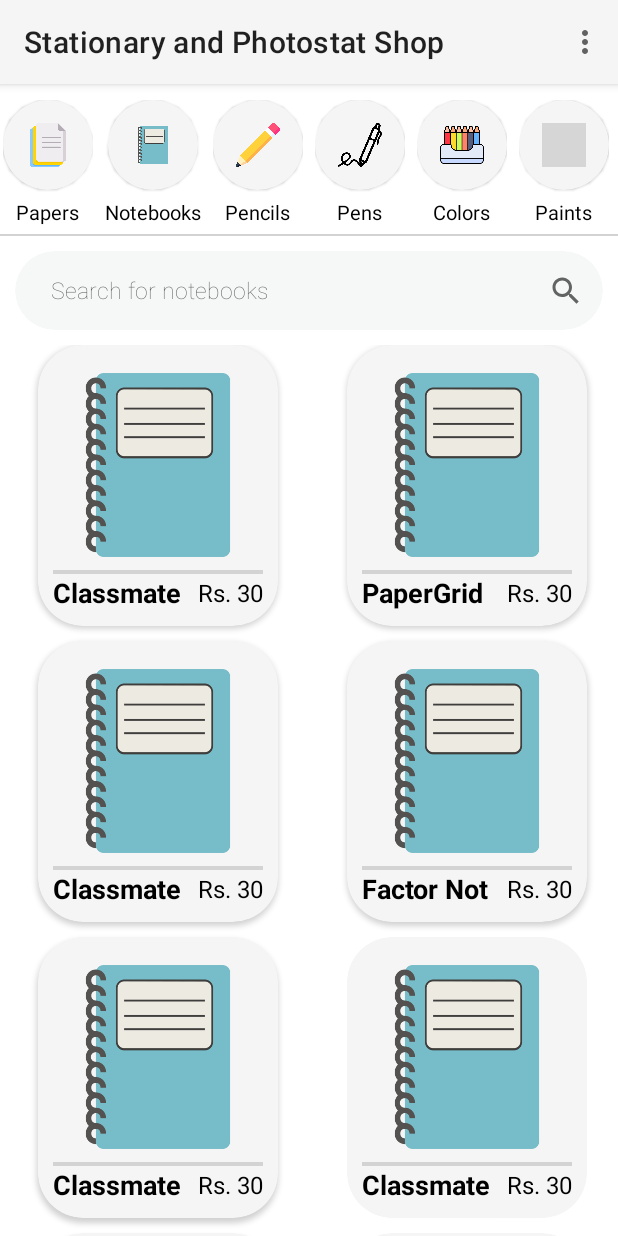
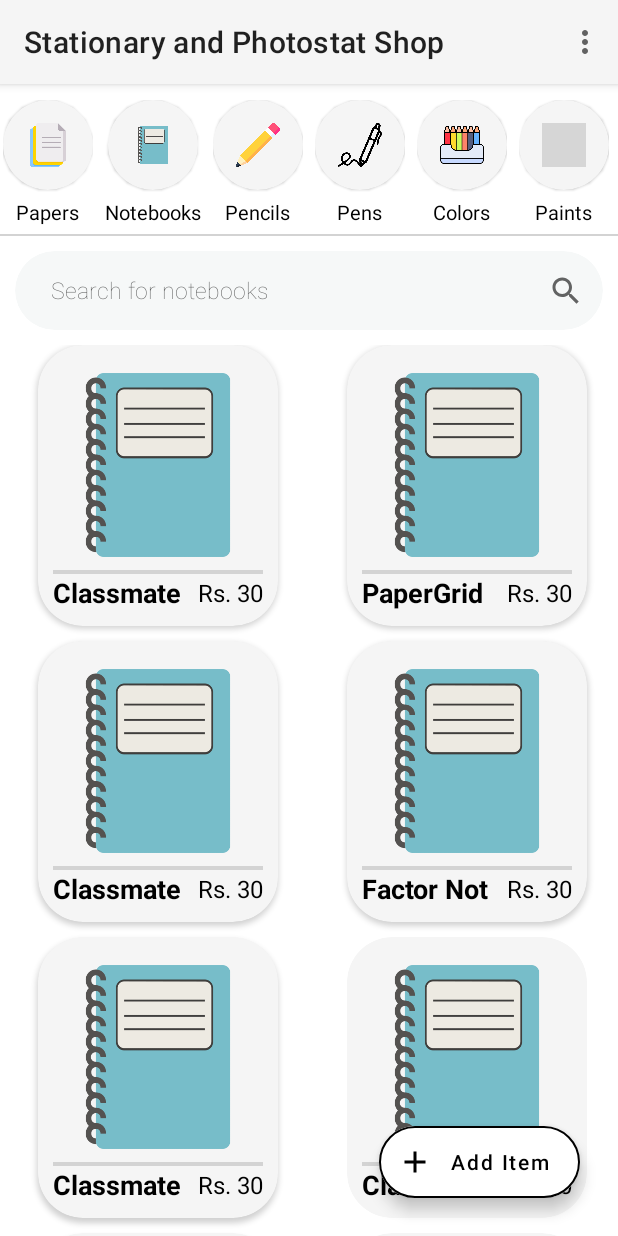
Before and after one commit to iamvs-2002/LNMIIT_Shopping_Complex, an Android app: the StationaryShop screen opened directly, with no data from a screen before it, after a tap on "Papers", on a phone screen of 412 x 824 dp. Run offline under Robolectric (Android 15) with nearby library versions, the phone set to English and light mode, and no system bars; grey boxes are pictures that could not be loaded.

Commit message:
Bugs removed

```diff
--- a/app/build.gradle
+++ b/app/build.gradle
@@ -25,6 +25,7 @@
         sourceCompatibility JavaVersion.VERSION_1_8
         targetCompatibility JavaVersion.VERSION_1_8
     }
+    buildToolsVersion '31.0.0'
 }
 
 dependencies {
@@ -43,4 +44,6 @@
     implementation 'de.hdodenhof:circleimageview:3.1.0'
 
     implementation 'com.google.android.material:material:1.3.0-alpha03'
+
+    implementation 'com.rengwuxian.materialedittext:library:2.1.4'
 }
--- a/app/src/main/AndroidManifest.xml
+++ b/app/src/main/AndroidManifest.xml
@@ -39,6 +39,9 @@
         <activity
             android:name=".HomePage.MainActivity"
             android:exported="true" />
+        <activity
+            android:name=".AddItem"
+            android:exported="false" />
     </application>
 
 </manifest>
--- a/app/src/main/java/com/example/lnmiitshoppingcomplex/Shops/StationaryShop/StationaryShop.java
+++ b/app/src/main/java/com/example/lnmiitshoppingcomplex/Shops/StationaryShop/StationaryShop.java
@@ -18,6 +18,7 @@
 import android.widget.LinearLayout;
 import android.widget.Toast;
 
+import com.example.lnmiitshoppingcomplex.AddItem;
 import com.example.lnmiitshoppingcomplex.HomePage.MainActivity;
 import com.example.lnmiitshoppingcomplex.R;
 import com.example.lnmiitshoppingcomplex.Shops.StationaryShop.Category.CategoryAdapter;
@@ -26,6 +27,8 @@
 import com.example.lnmiitshoppingcomplex.Shops.StationaryShop.Item.ItemAdapter;
 import com.example.lnmiitshoppingcomplex.Shops.StationaryShop.Item.ItemAdapter;
 import com.example.lnmiitshoppingcomplex.Shops.StationaryShop.Item.ItemModel;
+import com.example.lnmiitshoppingcomplex.Shops.StationaryShop.Menu.ManageEmployees;
+import com.google.android.material.floatingactionbutton.ExtendedFloatingActionButton;
 
 import java.util.ArrayList;
 import java.util.Arrays;
@@ -41,6 +44,7 @@
     LinearLayout addCategoryLayout;
     boolean isShopkeeper;
     boolean isEmployee;
+    ExtendedFloatingActionButton addItemEfab;
 
     @Override
     protected void onCreate(Bundle savedInstanceState) {
@@ -49,6 +53,13 @@
 
         Intent intent = getIntent();
         mode = intent.getStringExtra("mode");
+        addItemEfab = findViewById(R.id.addItemEfab);
+        addItemEfab.setOnClickListener(new View.OnClickListener() {
+            @Override
+            public void onClick(View v) {
+                startActivity(new Intent(StationaryShop.this, AddItem.class));
+            }
+        });
 
         addCategoryLayout = findViewById(R.id.addcategory_layout);
 
@@ -106,6 +117,7 @@
 
     @SuppressLint("NotifyDataSetChanged")
     private void showItems(int position) {
+        Log.d("XYZ","error");
         ItemModel i1 = new ItemModel("Classmate",30,"url",23);
         ItemModel i2 = new ItemModel("PaperGrid",30,"url",12);
         ItemModel i3 = new ItemModel("Classmate",30,"url",11);
@@ -171,7 +183,8 @@
                 startActivity(new Intent(StationaryShop.this, LoginActivity.class));
                 return true;
             case R.id.stationaryshop_manage_employees:
-                Toast.makeText(getApplicationContext(),"Manage Employees",Toast.LENGTH_LONG).show();
+                startActivity(new Intent(StationaryShop.this, ManageEmployees.class));
+                //Toast.makeText(getApplicationContext(),"Manage Employees",Toast.LENGTH_LONG).show();
                 return true;
             case R.id.stationaryshop_manage_items:
                 Toast.makeText(getApplicationContext(),"Manage Items",Toast.LENGTH_LONG).show();
--- a/app/src/main/res/layout/activity_stationary_shop.xml
+++ b/app/src/main/res/layout/activity_stationary_shop.xml
@@ -1,5 +1,5 @@
 <?xml version="1.0" encoding="utf-8"?>
-<LinearLayout
+<RelativeLayout
     xmlns:android="http://schemas.android.com/apk/res/android"
     xmlns:app="http://schemas.android.com/apk/res-auto"
     xmlns:tools="http://schemas.android.com/tools"
@@ -8,130 +8,157 @@
     android:layout_height="match_parent"
     tools:context=".Shops.StationaryShop.StationaryShop">
 
+    <LinearLayout
+        android:layout_width="match_parent"
+        android:layout_height="match_parent"
+        android:orientation="vertical">
+
         <com.google.android.material.appbar.AppBarLayout
             android:layout_width="match_parent"
             android:layout_height="wrap_content">
+
             <androidx.appcompat.widget.Toolbar
                 android:id="@+id/toolbar"
                 android:layout_width="match_parent"
                 android:layout_height="?attr/actionBarSize"
-            android:background="@color/WhiteSmoke"/>
+                android:background="@color/WhiteSmoke" />
 
         </com.google.android.material.appbar.AppBarLayout>
 
         <LinearLayout
             android:layout_width="wrap_content"
-        android:orientation="horizontal"
+            android:layout_height="wrap_content"
             android:layout_marginTop="5dp"
-        android:layout_height="wrap_content">
+            android:orientation="horizontal">
+
             <LinearLayout
+                android:id="@+id/addcategory_layout"
+                android:layout_width="wrap_content"
+                android:layout_height="wrap_content"
                 android:layout_marginTop="5dp"
-            android:id="@+id/addcategory_layout"
-            android:layout_height="wrap_content"
-            android:layout_width="wrap_content"
-            android:orientation="vertical"
-            android:gravity="center_horizontal">
+                android:gravity="center_horizontal"
+                android:orientation="vertical">
 
                 <androidx.cardview.widget.CardView
                     android:layout_width="60dp"
                     android:layout_height="60dp"
                     android:layout_gravity="center_horizontal"
-                app:cardCornerRadius="60dp"
-                app:cardElevation="1dp"
                     android:clipToPadding="true"
                     android:elevation="1dp"
-                app:cardBackgroundColor="@color/WhiteSmoke">
+                    app:cardBackgroundColor="@color/WhiteSmoke"
+                    app:cardCornerRadius="60dp"
+                    app:cardElevation="1dp">
 
                     <ImageView
-                    android:layout_margin="15dp"
                         android:layout_width="match_parent"
                         android:layout_height="match_parent"
+                        android:layout_margin="15dp"
+                        android:adjustViewBounds="true"
+                        android:cropToPadding="true"
                         android:scaleType="centerCrop"
-                    android:adjustViewBounds="true"
-                    android:src="@drawable/ic_baseline_add_24"
-                    android:cropToPadding="true">
-                </ImageView>
+                        android:src="@drawable/ic_baseline_add_24"></ImageView>
 
                 </androidx.cardview.widget.CardView>
 
                 <TextView
                     android:id="@+id/c_name"
-                android:layout_marginLeft="1dp"
-                android:layout_marginRight="1dp"
                     android:layout_width="wrap_content"
                     android:layout_height="wrap_content"
+                    android:layout_marginLeft="1dp"
+                    android:layout_marginTop="5dp"
+                    android:layout_marginRight="1dp"
                     android:gravity="center_horizontal"
                     android:text="Add Category"
-                android:textSize="13sp"
                     android:textColor="@color/black"
-                android:layout_marginTop="5dp">
-            </TextView>
+                    android:textSize="13sp"></TextView>
 
             </LinearLayout>
+
             <androidx.recyclerview.widget.RecyclerView
+                android:id="@+id/category_recyclerView"
+                android:layout_width="match_parent"
+                android:layout_height="wrap_content"
                 android:layout_marginLeft="2dp"
-            android:id="@+id/category_recyclerView"
                 android:layout_marginTop="5dp"
-            android:orientation="horizontal"
-            android:layout_width="match_parent"
-            android:layout_height="wrap_content" />
+                android:orientation="horizontal" />
         </LinearLayout>
 
         <TextView
             android:layout_width="match_parent"
             android:layout_height="1dp"
             android:layout_marginTop="5dp"
-        android:background="@color/LightGrey">
-    </TextView>
+            android:background="@color/LightGrey"></TextView>
 
         <androidx.cardview.widget.CardView
             android:layout_width="match_parent"
+            android:layout_height="wrap_content"
+            android:layout_marginLeft="10dp"
             android:layout_marginTop="10dp"
+            android:layout_marginRight="10dp"
             android:layout_marginBottom="10dp"
-        android:layout_marginLeft="10dp"
-        android:layout_marginRight="10dp"
-        android:layout_height="wrap_content"
+            app:cardBackgroundColor="#F6F8F8"
             app:cardCornerRadius="30dp"
-        app:cardElevation="0dp"
-        app:cardBackgroundColor="#F6F8F8">
+            app:cardElevation="0dp">
+
             <LinearLayout
                 android:layout_width="match_parent"
                 android:layout_height="wrap_content"
+                android:orientation="horizontal"
                 android:paddingStart="20dp"
                 android:paddingTop="5dp"
-            android:paddingBottom="5dp"
-            android:orientation="horizontal">
+                android:paddingBottom="5dp">
+
                 <EditText
                     android:id="@+id/edittext_search"
                     android:layout_width="wrap_content"
+                    android:layout_height="wrap_content"
+                    android:layout_weight="1"
+                    android:alpha="0.7"
+                    android:backgroundTint="@android:color/transparent"
+                    android:fontFamily="sans-serif-thin"
                     android:gravity="center_vertical"
-                android:textSize="15sp"
+                    android:hint="Search for notebooks"
                     android:maxLines="1"
-                android:layout_height="wrap_content"
-                android:hint="Search for notebooks"
-                android:textStyle="normal"
-                android:layout_weight="1"
                     android:textColor="@color/black"
                     android:textColorHint="@color/black"
-                android:alpha="0.7"
-                android:fontFamily="sans-serif-thin"
-                android:backgroundTint="@android:color/transparent"/>
+                    android:textSize="15sp"
+                    android:textStyle="normal" />
+
                 <ImageButton
                     android:id="@+id/btn_search"
                     android:layout_width="30dp"
-                android:layout_marginEnd="10dp"
                     android:layout_height="30dp"
                     android:layout_gravity="center"
+                    android:layout_marginEnd="10dp"
                     android:background="@android:color/transparent"
-                android:src="@drawable/ic_baseline_search_24"/>
+                    android:src="@drawable/ic_baseline_search_24" />
             </LinearLayout>
 
         </androidx.cardview.widget.CardView>
 
         <androidx.recyclerview.widget.RecyclerView
             android:id="@+id/item_recyclerView"
-        android:orientation="horizontal"
             android:layout_width="match_parent"
-        android:layout_height="wrap_content" />
+            android:layout_height="match_parent"
+            android:orientation="horizontal" />
 
     </LinearLayout>
+
+    <com.google.android.material.floatingactionbutton.ExtendedFloatingActionButton
+        android:id="@+id/addItemEfab"
+        android:layout_width="wrap_content"
+        android:text="Add Item"
+        android:textAllCaps="false"
+        android:layout_height="wrap_content"
+        android:layout_alignParentEnd="true"
+        android:layout_alignParentBottom="true"
+        android:layout_margin="25dp"
+        android:backgroundTint="@android:color/white"
+        app:backgroundTintMode="add"
+        app:icon="@drawable/ic_baseline_add_24"
+        app:iconTint="@android:color/black"
+        app:rippleColor="@android:color/holo_orange_light"
+        app:strokeColor="@android:color/black"
+        app:strokeWidth="1dp" />
+
+</RelativeLayout>
```
Also changed, not shown: app/src/main/java/com/example/lnmiitshoppingcomplex/AddItem.java (added, +39 -0 lines), app/src/main/java/com/example/lnmiitshoppingcomplex/Shops/StationaryShop/Employee/EmployeeAdapter.java (added, +63 -0 lines), app/src/main/java/com/example/lnmiitshoppingcomplex/Shops/StationaryShop/Employee/EmployeeModel.java (added, +57 -0 lines), app/src/main/java/com/example/lnmiitshoppingcomplex/Shops/StationaryShop/Menu/ManageEmployees.java (+34 -0 lines), app/src/main/res/drawable/ic_baseline_check_24.xml (added, +10 -0 lines), app/src/main/res/drawable/ic_baseline_edit_24.xml (added, +10 -0 lines), app/src/main/res/layout/activity_add_item.xml (added, +115 -0 lines), app/src/main/res/layout/activity_manage_employees.xml (+25 -2 lines), app/src/main/res/layout/employee_card.xml (added, +65 -0 lines). Lines whose indentation alone changed are shown as unchanged.
